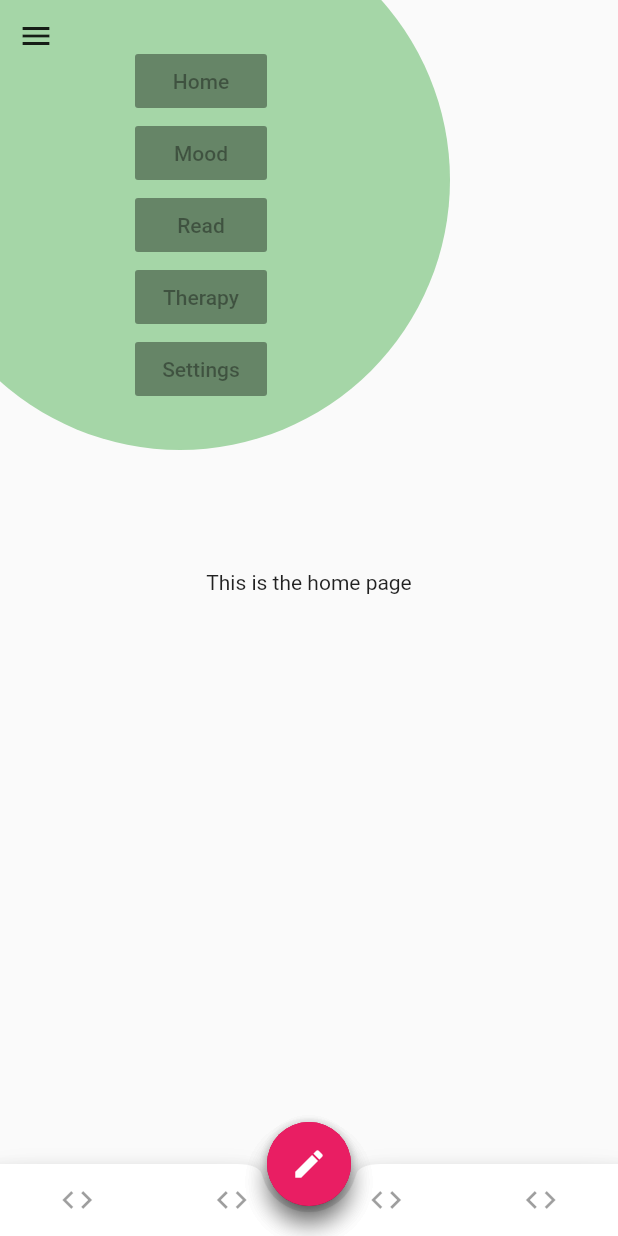
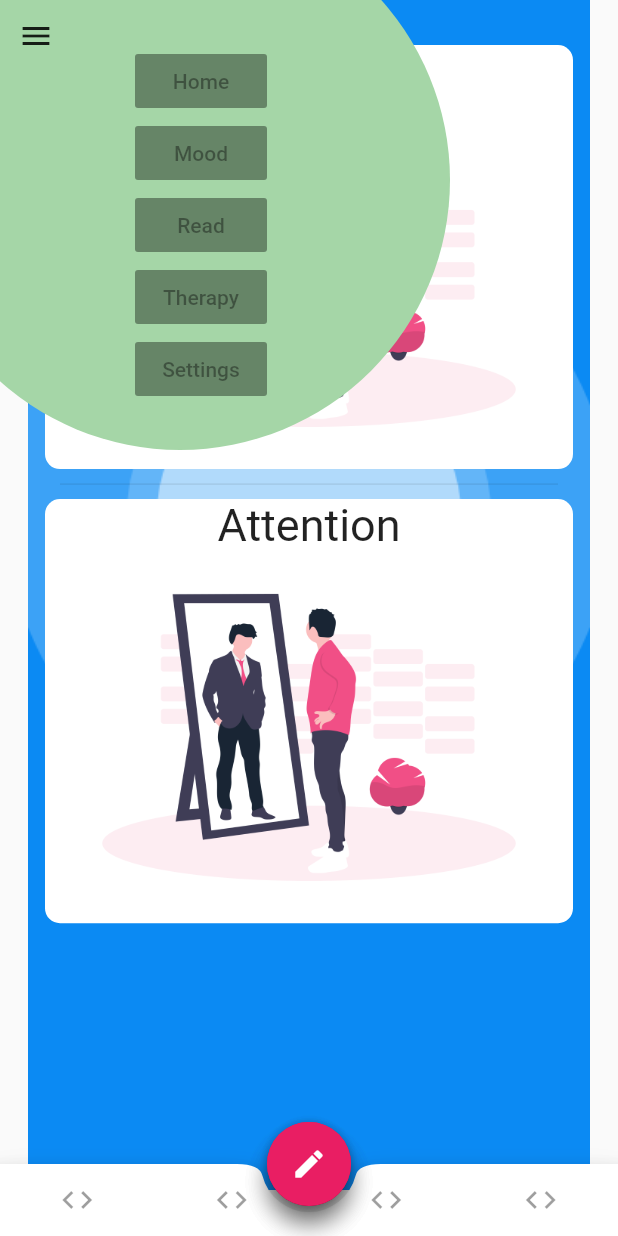
Before and after one commit to numberbee7070/headsup_app, a Flutter app: the HomePage screen opened by its route, after a tap on the "menu" icon, on a phone screen of 412 x 824 dp. Run offline on Flutter 3.47's test engine with Material 2 defaults, Android fonts, the phone set to English and light mode, and no system bars; our stand-ins replace chopper, country_code_picker, firebase_auth, firebase_core, google_sign_in, introduction_screen and 2 more; accounts and stored records are empty; generated files the repository leaves out were written again.

Commit message:
shimmer and basic list view

```diff
--- a/lib/pages/home.dart
+++ b/lib/pages/home.dart
@@ -1,7 +1,10 @@
-import 'package:app/ui/bottom_bar.dart';
-import 'package:app/ui/hamburger_menu.dart';
+import 'dart:ui';
+
 import 'package:flutter/material.dart';
-import 'package:shimmer/shimmer.dart';
+
+import '../ui/bottom_bar.dart';
+import '../ui/hamburger_menu.dart';
+import '../ui/shimmer_screen.dart';
 
 class HomePage extends StatefulWidget {
   @override
@@ -9,16 +12,64 @@ class HomePage extends StatefulWidget {
 }
 
 class _HomePageState extends State<HomePage> {
+  Size size;
   @override
   Widget build(BuildContext context) {
+    this.size = MediaQuery.of(context).size;
     return SafeArea(
       child: Scaffold(
         body: Stack(
           children: [
-            Container(
-              child: Center(
-                child: Text("This is the home page"),
-              ),
+            OverflowBox(
+              minHeight: 0.0,
+              minWidth: 0.0,
+              maxHeight: double.infinity,
+              child: Image.asset("assets/images/home_bg.png"),
+            ),
+            FutureBuilder(
+              future: Future.delayed(
+                  Duration(seconds: 2),
+                  () => [
+                        {
+                          "title": "Attention",
+                          "image": "assets/images/attention.png"
+                        },
+                        {
+                          "title": "Attention",
+                          "image": "assets/images/attention.png",
+                        }
+                      ]),
+              builder: (context, snapshot) {
+                if (snapshot.connectionState == ConnectionState.done) {
+                  if (snapshot.hasData) {
+                    print(snapshot.data[0]["title"]);
+                    return Padding(
+                      padding: const EdgeInsets.all(30.0),
+                      child: ListView.separated(
+                        itemCount: snapshot.data.length,
+                        itemBuilder: (context, idx) => contentCard(
+                          title: snapshot.data[idx]["title"],
+                          image: snapshot.data[idx]["image"],
+                        ),
+                        separatorBuilder: (BuildContext context, int index) =>
+                            Divider(
+                          indent: 10.0,
+                          endIndent: 10.0,
+                          height: 20.0,
+                        ),
+                      ),
+                    );
+                  } else {
+                    return Center(
+                      child: Text('nothing to display'),
+                    );
+                  }
+                } else {
+                  return ShimmerScreen(
+                    child: shimmerCard(),
+                  );
+                }
+              },
             ),
             HamburgerMenu(),
           ],
@@ -29,4 +80,52 @@ class _HomePageState extends State<HomePage> {
       ),
     );
   }
+
+  Widget contentCard({@required String title, @required String image}) =>
+      Container(
+        decoration: BoxDecoration(
+          borderRadius: BorderRadius.circular(10.0),
+          color: Colors.white,
+        ),
+        child: Column(
+          children: [
+            Container(
+              child: Text(
+                title,
+                style: TextStyle(fontSize: 30.0),
+              ),
+            ),
+            Padding(
+              padding: const EdgeInsets.all(8.0),
+              child: Image.asset(image),
+            ),
+          ],
+        ),
+      );
+
+  Widget shimmerCard() => Padding(
+        padding: const EdgeInsets.only(top: 50.0),
+        child: Column(
+          children: [
+            Card(
+              child: SizedBox(
+                height: 150,
+                width: size.width,
+              ),
+            ),
+            Card(
+              child: SizedBox(
+                height: 150,
+                width: size.width,
+              ),
+            ),
+            Card(
+              child: SizedBox(
+                height: 150,
+                width: size.width,
+              ),
+            ),
+          ],
+        ),
+      );
 }
--- /dev/null
+++ b/lib/ui/shimmer_screen.dart
@@ -0,0 +1,16 @@
+import 'package:flutter/material.dart';
+import 'package:shimmer/shimmer.dart';
+
+class ShimmerScreen extends StatelessWidget {
+  final Widget child;
+  ShimmerScreen({@required this.child});
+
+  @override
+  Widget build(BuildContext context) {
+    return Shimmer.fromColors(
+      baseColor: Colors.grey,
+      highlightColor: Colors.pinkAccent,
+      child: child,
+    );
+  }
+}
```
Also changed, not shown: assets/images/attention.png (added), assets/images/home_bg.png (added), pubspec.lock.
